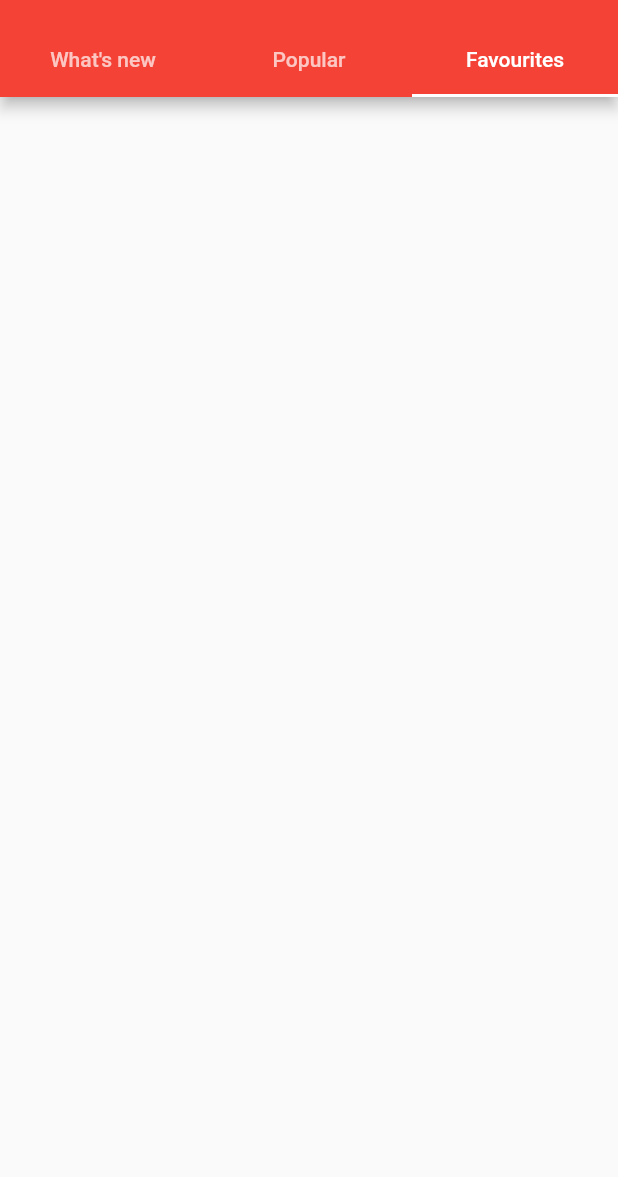
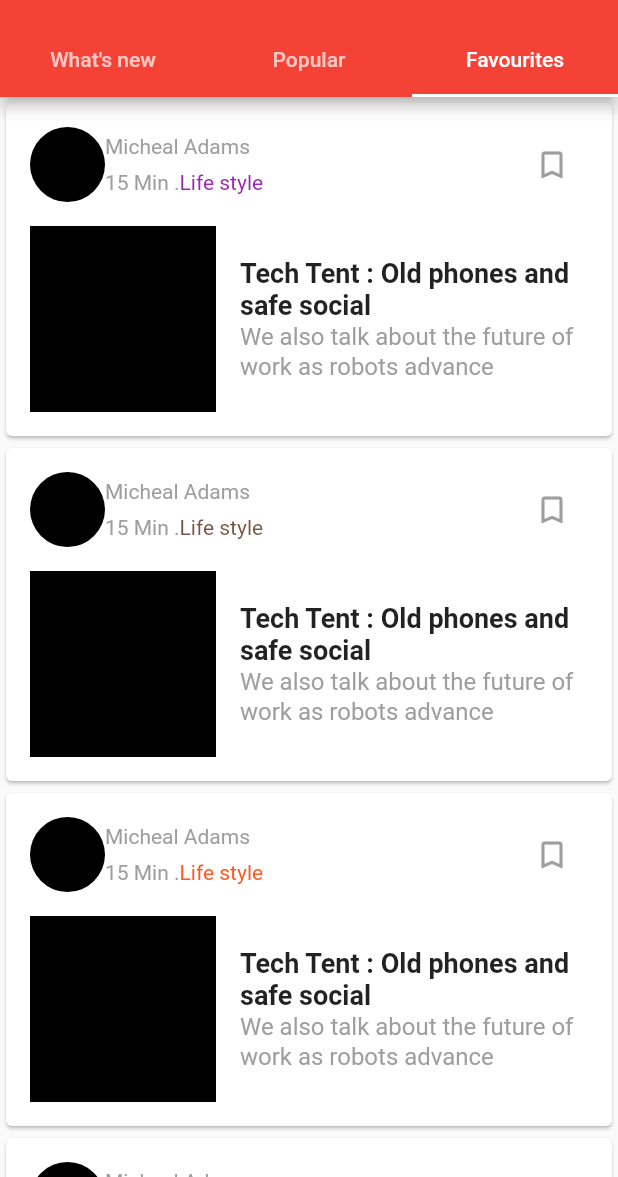
Before and after one commit to saraibra/NewsApp_Flutter, a Flutter app: the HomeScreen screen opened directly, tab 3 chosen, on a phone screen of 412 x 824 dp, the part 59-1236 px from its top. Run offline on Flutter 3.47's test engine with Material 2 defaults, Android fonts, the phone set to English and light mode, and no system bars; our stand-ins replace shared_preferences; missing offline and left inert: page_view_indicator; accounts and stored records are empty.

Commit message:
update favourirtes

```diff
--- a/lib/Screens/home_tabs/Favourites.dart
+++ b/lib/Screens/home_tabs/Favourites.dart
@@ -1,3 +1,5 @@
+import 'dart:math';
+
 import 'package:flutter/material.dart';
 
 class Favourites extends StatefulWidget {
@@ -6,8 +8,122 @@ class Favourites extends StatefulWidget {
 }
 
 class _FavouritesState extends State<Favourites> {
+  List<Color> colorList = [
+    Colors.red,
+    Colors.teal,
+    Colors.deepOrange,
+    Colors.indigo,
+    Colors.purple,
+    Colors.brown,
+  ];
+
+  Random random = Random();
+  Color _getRandomColor() {
+    return colorList[random.nextInt(colorList.length)];
+  }
+
   @override
   Widget build(BuildContext context) {
-    return Container();
+    return ListView.builder(
+      itemBuilder: (context, position) {
+        return Card(
+          child: Container(
+            padding: EdgeInsets.all(16),
+            child: Column(
+              children: <Widget>[
+                _drawOuterRaw(),
+                SizedBox(height: 16,),
+                _newsItemRaw(),
+              ],
+            ),
+          ),
+        );
+      },
+      itemCount: 20,
+    );
+  }
+
+  Widget _drawOuterRaw() {
+    return Row(
+      mainAxisAlignment: MainAxisAlignment.spaceBetween,
+      children: <Widget>[
+        Row(
+          children: <Widget>[
+            Container(
+              decoration: BoxDecoration(
+                image: DecorationImage(
+                  image: ExactAssetImage('assets/images/pc.png'),
+                  fit: BoxFit.fill,
+                ),
+                shape: BoxShape.circle,
+              ),
+              width: 50,
+              height: 50,
+            ),
+            Column(
+              crossAxisAlignment: CrossAxisAlignment.start,
+              children: <Widget>[
+                Text(
+                  'Micheal Adams',
+                  style: TextStyle(color: Colors.grey),
+                ),
+                SizedBox(
+                  height: 8,
+                ),
+                Row(
+                  children: <Widget>[
+                    Text(
+                      '15 Min .',
+                      style: TextStyle(color: Colors.grey),
+                    ),
+                    Text(
+                      'Life style',
+                      style: TextStyle(color: _getRandomColor()),
+                    ),
+                  ],
+                ),
+              ],
+            ),
+          ],
+        ),
+        IconButton(
+          icon: Icon(Icons.bookmark_border),
+          onPressed: () {},
+          color: Colors.grey,
+        ),
+      ],
+    );
+  }
+
+  Widget _newsItemRaw() {
+    return Row(
+      children: <Widget>[
+        Container(
+          margin: EdgeInsets.only(right: 16),
+          width: 124,
+          height: 124,
+          decoration: BoxDecoration(
+            image: DecorationImage(
+                image: ExactAssetImage('assets/images/pc.png'),
+                fit: BoxFit.fill),
+          ),
+        ),
+        Expanded(
+          child: Column(
+            children: <Widget>[
+              Text(
+                'Tech Tent : Old phones and safe social',
+                style: TextStyle(fontSize: 18, fontWeight: FontWeight.w600),
+              ),
+              Text(
+                'We also talk about the future of work as robots advance',
+                style:
+                    TextStyle(color: Colors.grey, fontSize: 16, height: 1.25),
+              ),
+            ],
+          ),
+        ),
+      ],
+    );
   }
 }
```
